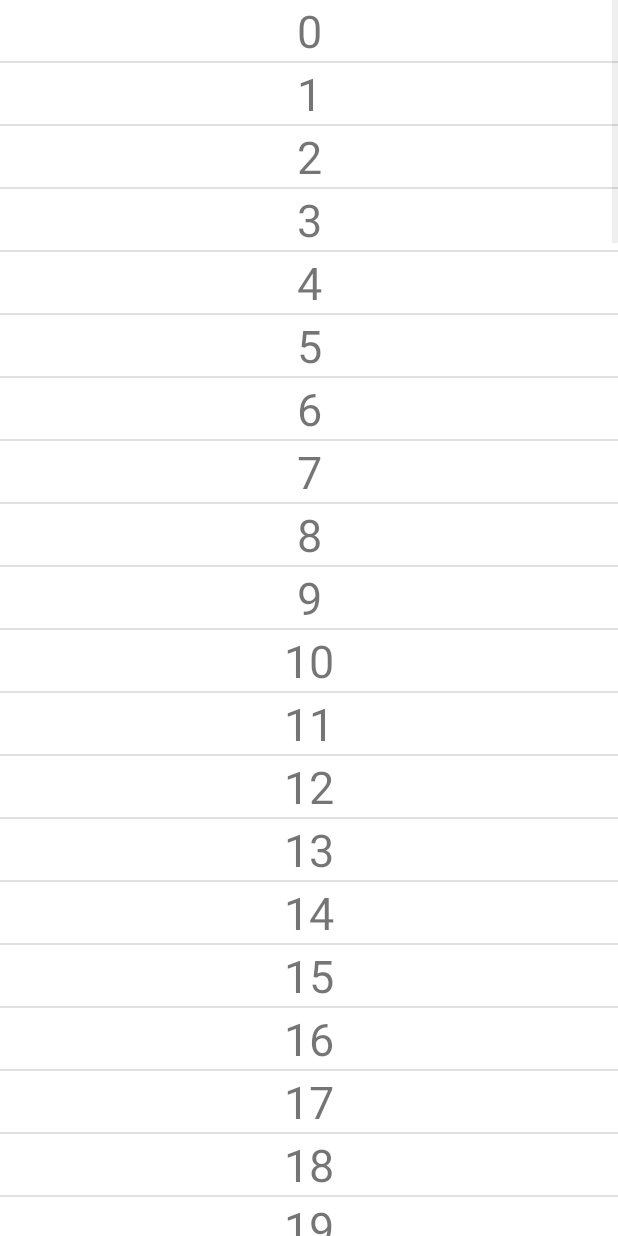
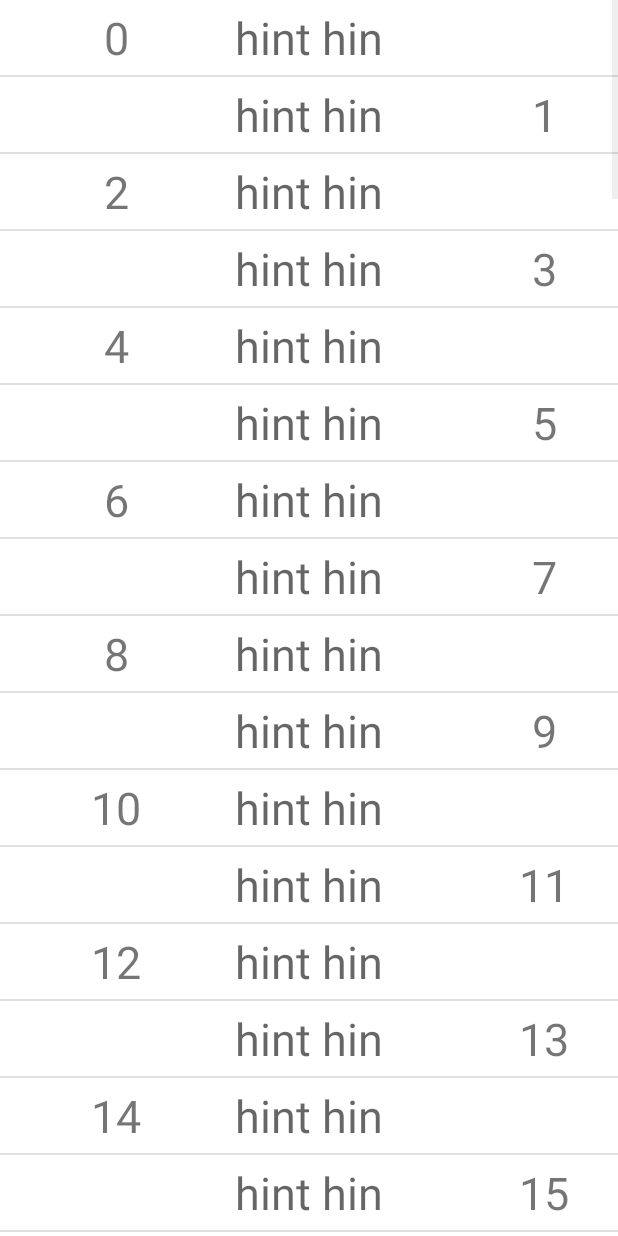
Before and after one commit to jtovar2/android_class_hw2, an Android app: the ListViewActivity screen opened directly, with no data from a screen before it, on a phone screen of 412 x 824 dp. Run offline under Robolectric (Android 15) with nearby library versions, the phone set to English and light mode, and no system bars.

Commit message:
view holder, view recycle and  list row layout modifications

```diff
--- a/app/src/main/java/com/example/jxt0589/javiertovar/ListViewActivity.java
+++ b/app/src/main/java/com/example/jxt0589/javiertovar/ListViewActivity.java
@@ -6,11 +6,13 @@ import android.support.design.widget.Snackbar;
 import android.support.v7.app.AppCompatActivity;
 import android.support.v7.widget.Toolbar;
 import android.view.View;
+import android.widget.AdapterView;
 import android.widget.ListView;
+import android.widget.Toast;
 
 import com.example.jxt0589.javiertovar.adapter.ListViewAdapter;
 
-public class ListViewActivity extends AppCompatActivity {
+public class ListViewActivity extends AppCompatActivity  implements AdapterView.OnItemClickListener{
     private ListView listView;
 
     @Override
@@ -27,8 +29,13 @@ public class ListViewActivity extends AppCompatActivity {
         listView = (ListView) findViewById(R.id.list_view);
         ListViewAdapter listViewAdapter = new ListViewAdapter(this);
         listView.setAdapter(listViewAdapter);
+        listView.setOnItemClickListener(this);
     }
 
 
-
+    @Override
+    public void onItemClick(AdapterView<?> parent, View view, int position, long id)
+    {
+        Toast.makeText(this, "listView was clicked at position " + position, Toast.LENGTH_SHORT).show();
+    }
 }
--- a/app/src/main/java/com/example/jxt0589/javiertovar/adapter/ListViewAdapter.java
+++ b/app/src/main/java/com/example/jxt0589/javiertovar/adapter/ListViewAdapter.java
@@ -41,12 +41,41 @@ public class ListViewAdapter extends BaseAdapter {
     @Override
     public View getView(int position, View convertView, ViewGroup parent) {
 
+        ViewHolder holder;
+        if(convertView == null) {
+            convertView = mLayoutInflater.inflate(R.layout.list_item, parent, false);
+            holder = new ViewHolder();
+            holder.textView = (TextView)convertView.findViewById(R.id.list_text1);
+            holder.textView2 = (TextView)convertView.findViewById(R.id.list_text2);
+            holder.textView3 = (TextView)convertView.findViewById(R.id.list_text3);
+
+            convertView.setTag(holder);
+        }
+        else
+        {
+            holder = (ViewHolder) convertView.getTag();
+        }
+
+        holder.textView.setText(String.valueOf(position));
+        holder.textView3.setText(String.valueOf(position));
+
+        if(position%2 == 0)
+        {
+            holder.textView.setVisibility(View.VISIBLE);
+            holder.textView3.setVisibility(View.INVISIBLE);
+        }
+        else
+        {
+            holder.textView.setVisibility(View.INVISIBLE);
+            holder.textView3.setVisibility(View.VISIBLE);
+        }
+        return convertView;
+    }
+}
 
 
-        View rowView = mLayoutInflater.inflate(R.layout.list_item, parent, false);
-        TextView textView = (TextView) rowView.findViewById(R.id.list_view_row);
-
-        textView.setText(String.valueOf(position));
-        return rowView;
-    }
+class ViewHolder {
+    public TextView textView;
+    public TextView textView2;
+    public TextView textView3;
 }
--- a/app/src/main/res/layout/list_item.xml
+++ b/app/src/main/res/layout/list_item.xml
@@ -1,16 +1,41 @@
 <?xml version="1.0" encoding="utf-8"?>
-<LinearLayout xmlns:android="http://schemas.android.com/apk/res/android"
+<RelativeLayout xmlns:android="http://schemas.android.com/apk/res/android"
     android:orientation="vertical" android:layout_width="match_parent"
     android:layout_height="match_parent">
     <TextView
-        android:layout_width="match_parent"
-        android:layout_height="match_parent"
+        android:layout_width="wrap_content"
+        android:layout_height="50dp"
         android:gravity="center"
-        android:layout_gravity="center"
+        android:layout_alignParentLeft="true"
+        android:layout_centerVertical="true"
         android:hint="@string/app_name"
         android:textSize="30sp"
-        android:id="@+id/list_view_row"
+        android:id="@+id/list_text1"
         >
 
     </TextView>
-</LinearLayout>
+
+    <TextView
+        android:layout_width="wrap_content"
+        android:layout_height="50dp"
+        android:gravity="center"
+        android:layout_centerInParent="true"
+        android:hint="@string/hint"
+        android:textSize="30sp"
+        android:id="@+id/list_text2"
+        >
+
+    </TextView>
+
+    <TextView
+        android:layout_width="wrap_content"
+        android:layout_height="50dp"
+        android:gravity="center"
+        android:layout_alignParentRight="true"
+        android:hint="@string/hint"
+        android:textSize="30sp"
+        android:id="@+id/list_text3"
+        >
+
+    </TextView>
+</RelativeLayout>
--- a/app/src/main/res/values/strings.xml
+++ b/app/src/main/res/values/strings.xml
@@ -1,4 +1,5 @@
 <resources>
     <string name="app_name">JavierTovar</string>
     <string name="title_activity_list_view">ListViewActivity</string>
+    <string name="hint">hint hin</string>
 </resources>
```
